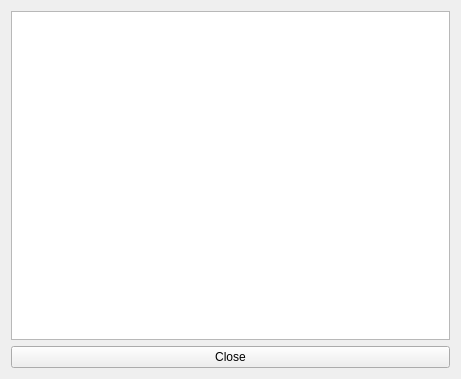
aguperezpala/hvdrt, file src/GUI/IPSModule/ImageProcessingSystem/WaveHeightIPS/RealTimeDataDisplayer/realtimedatadisplayer.ui: the form before one commit.
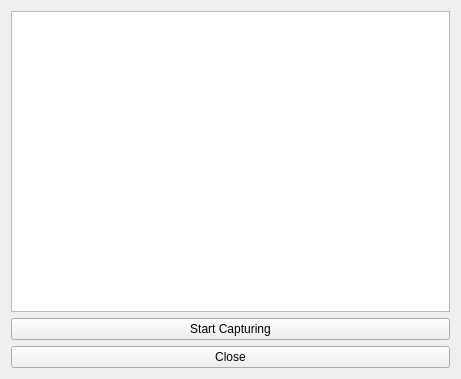
The form after the commit.

Patch:
```diff
--- a/src/GUI/IPSModule/ImageProcessingSystem/WaveHeightIPS/RealTimeDataDisplayer/realtimedatadisplayer.ui
+++ b/src/GUI/IPSModule/ImageProcessingSystem/WaveHeightIPS/RealTimeDataDisplayer/realtimedatadisplayer.ui
@@ -17,6 +17,13 @@
    <item>
     <widget class="QGraphicsView" name="graphicsView"/>
    </item>
+   <item>
+    <widget class="QPushButton" name="start_button">
+     <property name="text">
+      <string>Start Capturing</string>
+     </property>
+    </widget>
+   </item>
    <item>
     <widget class="QPushButton" name="done_button">
      <property name="text">
```
